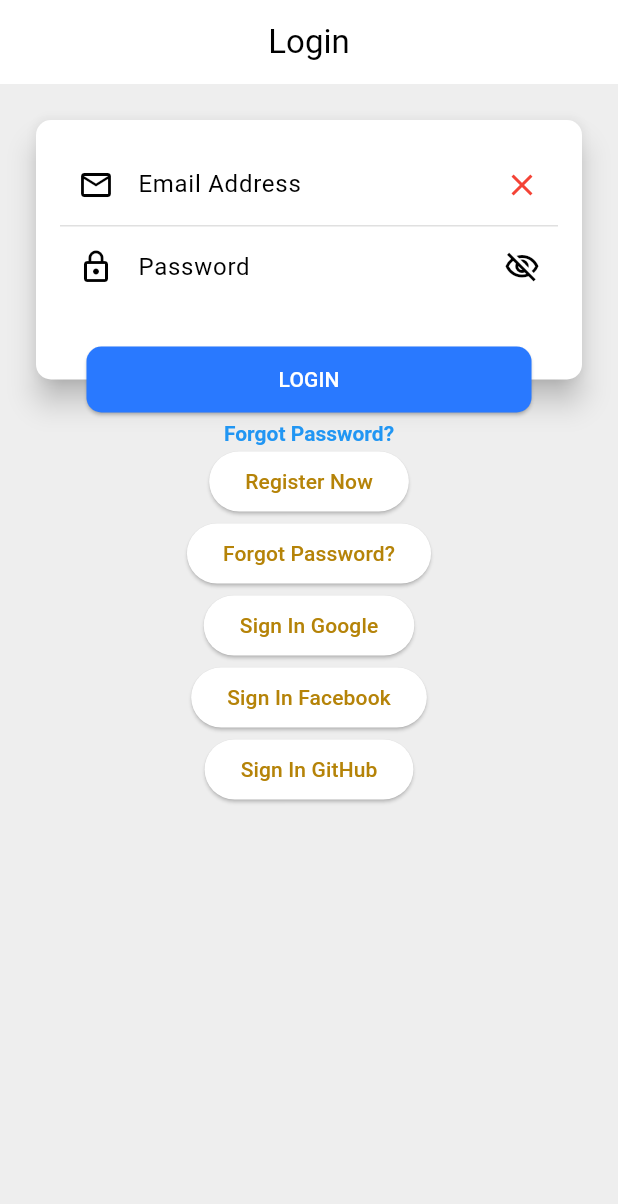
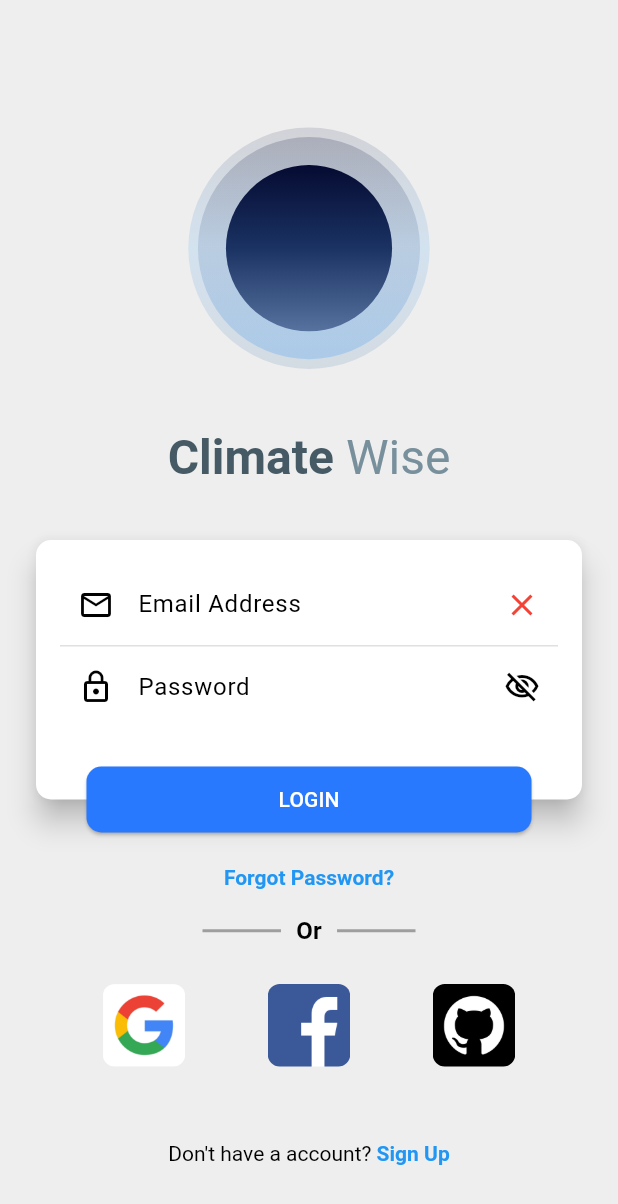
Before and after one commit to berth21gg/ClimateWise, a Flutter app: the screen it shows after launch, on a phone screen of 412 x 824 dp. Shown: the top 1204 px of the screen. Run offline on Flutter 3.47's test engine with Material 3 defaults, Android fonts, the phone set to English and light mode, and no system bars; our stand-ins replace firebase_auth, firebase_core, get, google_sign_in, lottie; missing offline and left inert: flutter_facebook_auth, github_sign_in_plus; accounts and stored records are empty.

Commit message:
Actualizar página login (terminar el diseño)

```diff
--- a/lib/pages/home.dart
+++ b/lib/pages/home.dart
@@ -1,7 +1,6 @@
 import 'package:firebase_auth/firebase_auth.dart';
 import 'package:flutter/material.dart';
 import 'package:flutter_facebook_auth/flutter_facebook_auth.dart';
-import 'package:github_sign_in_plus/github_sign_in_plus.dart';
 import 'package:google_sign_in/google_sign_in.dart';
 
 class Home extends StatefulWidget {
--- a/lib/pages/login.dart
+++ b/lib/pages/login.dart
@@ -7,6 +7,7 @@ import 'package:flutter_facebook_auth/flutter_facebook_auth.dart';
 import 'package:get/get.dart';
 import 'package:github_sign_in_plus/github_sign_in_plus.dart';
 import 'package:google_sign_in/google_sign_in.dart';
+import 'package:lottie/lottie.dart';
 
 class Login extends StatefulWidget {
   const Login({super.key});
@@ -120,14 +121,38 @@ class _LoginState extends State<Login> {
           )
         : Scaffold(
             backgroundColor: Colors.grey[200],
-            appBar: AppBar(
-              title: const Text('Login'),
-              centerTitle: true,
-            ),
-            body: Padding(
+            body: SingleChildScrollView(
+              child: Padding(
                 padding: const EdgeInsets.all(20.0),
                 child: Column(
+                  mainAxisAlignment: MainAxisAlignment.center,
                   children: [
+                    Padding(
+                      padding: const EdgeInsets.only(top: 40.0),
+                      child: Lottie.asset('assets/animations/logo.json',
+                          width: 210, height: 210),
+                    ),
+                    Padding(
+                      padding: const EdgeInsets.only(top: 16.0, bottom: 32.0),
+                      child: Center(
+                        child: RichText(
+                          text: const TextSpan(
+                              text: 'Climate ',
+                              style: TextStyle(
+                                  color: Color(0xFF455A64),
+                                  fontSize: 32,
+                                  fontWeight: FontWeight.bold),
+                              children: [
+                                TextSpan(
+                                    text: 'Wise',
+                                    style: TextStyle(
+                                        color: Color(0xFF78909C),
+                                        fontSize: 32,
+                                        fontWeight: FontWeight.normal)),
+                              ]),
+                        ),
+                      ),
+                    ),
                     Stack(
                       clipBehavior: Clip.none,
                       children: [
@@ -176,7 +201,9 @@ class _LoginState extends State<Login> {
                       ],
                     ),
                     const SizedBox(height: 24),
-                  Center(
+                    Padding(
+                      padding: const EdgeInsets.only(top: 16.0, bottom: 16.0),
+                      child: Center(
                         child: RichText(
                             text: TextSpan(
                                 text: 'Forgot Password?',
@@ -185,29 +212,70 @@ class _LoginState extends State<Login> {
                                   fontWeight: FontWeight.bold,
                                 ),
                                 recognizer: TapGestureRecognizer()
-                              ..onTap = (() => Get.to(() => const Forgot())))),
+                                  ..onTap =
+                                      (() => Get.to(() => const Forgot())))),
                       ),
-                  ElevatedButton(
-                    onPressed: (() => Get.to(() => SignUp())),
-                    child: const Text('Register Now'),
                     ),
-                  ElevatedButton(
-                    onPressed: (() => Get.to(() => Forgot())),
-                    child: const Text('Forgot Password?'),
+                    const Padding(
+                      padding: EdgeInsets.only(bottom: 24.0),
+                      child: Row(
+                        children: [
+                          Expanded(
+                            child: Divider(
+                                thickness: 2,
+                                endIndent: 10,
+                                indent: 115,
+                                color: Colors.grey),
                           ),
-                  ElevatedButton(
-                    onPressed: (() => signInGoogle()),
-                    child: const Text('Sign In Google'),
+                          Text('Or',
+                              style: TextStyle(
+                                  fontWeight: FontWeight.bold, fontSize: 16)),
+                          Expanded(
+                              child: Divider(
+                                  thickness: 2,
+                                  endIndent: 115,
+                                  indent: 10,
+                                  color: Colors.grey)),
+                        ],
                       ),
-                  ElevatedButton(
-                    onPressed: (() => signInFacebook()),
-                    child: const Text('Sign In Facebook'),
                     ),
-                  ElevatedButton(
-                    onPressed: (() => signInGitHub()),
-                    child: const Text('Sign In GitHub'),
+                    Row(
+                      mainAxisAlignment: MainAxisAlignment.center,
+                      children: [
+                        _buildSocialLoginButton(
+                            'assets/google_logo.jpg', (() => signInGoogle())),
+                        const SizedBox(width: 55),
+                        _buildSocialLoginButton('assets/facebook_logo.png',
+                            (() => signInFacebook())),
+                        const SizedBox(width: 55),
+                        _buildSocialLoginButton(
+                            'assets/github_logo.png', (() => signInGitHub())),
+                      ],
+                    ),
+                    Padding(
+                      padding: const EdgeInsets.only(top: 50.0, bottom: 20.0),
+                      child: Center(
+                        child: RichText(
+                          text: TextSpan(
+                              text: "Don't have a account? ",
+                              style: const TextStyle(color: Colors.black),
+                              children: [
+                                TextSpan(
+                                  text: 'Sign Up',
+                                  style: const TextStyle(
+                                    color: Colors.blue,
+                                    fontWeight: FontWeight.bold,
+                                  ),
+                                  recognizer: TapGestureRecognizer()
+                                    ..onTap =
+                                        (() => Get.to(() => const SignUp())),
+                                )
+                              ]),
+                        ),
+                      ),
                     ),
                   ],
+                ),
               ),
             ),
           );
@@ -253,4 +321,22 @@ class _LoginState extends State<Login> {
       ),
     );
   }
+
+  _buildSocialLoginButton(String asset, VoidCallback onTap) {
+    return InkWell(
+      onTap: onTap,
+      borderRadius: BorderRadius.circular(8),
+      child: Container(
+        width: 55,
+        height: 55,
+        decoration: BoxDecoration(
+          borderRadius: BorderRadius.circular(8),
+          image: DecorationImage(
+            image: AssetImage(asset),
+            fit: BoxFit.cover,
+          ),
+        ),
+      ),
+    );
   }
+}
```
Also changed, not shown: assets/animations/logo.json (added, +1 -0 lines), pubspec.yaml (+8 -0 lines), assets/facebook_logo.png (added), assets/github_logo.png (added), assets/google_logo.jpg (added), assets/google_logo.png (added), pubspec.lock. Lines whose indentation alone changed are shown as unchanged.
